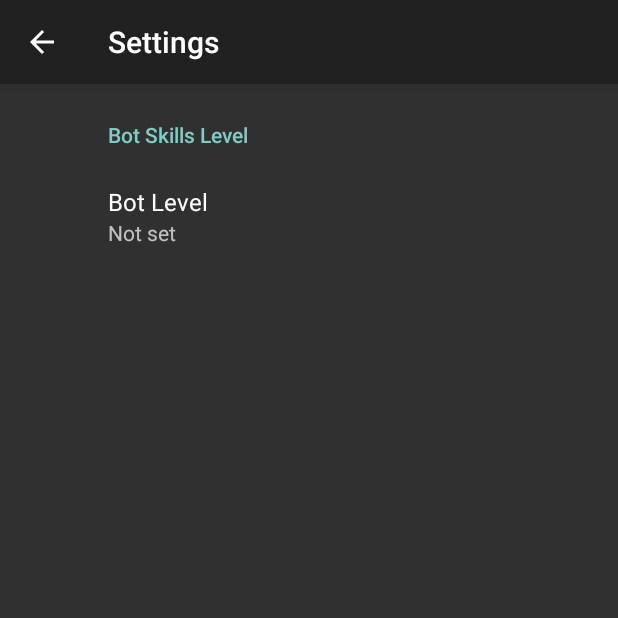
After one commit to VelbazhdSoftwareLLC/DiceOverflow, an Android app: the SettingsActivity screen opened directly, with no data from a screen before it, on a phone screen of 412 x 824 dp, the top half of it. The commit adds this screen. Run offline under Robolectric (Android 15) with nearby library versions, the phone set to English and light mode, and no system bars; our stand-ins replace androidx.preference.

Commit message:
Bot skills settings were added.

```diff
--- a/DiceOverflow/build.gradle
+++ b/DiceOverflow/build.gradle
@@ -34,4 +34,5 @@ dependencies {
     api 'org.encog:encog-core:3.3.0'
     api 'com.scalified:tree:0.2.5'
     api "gradle.plugin.com.vanniktech:gradle-android-javadoc-plugin:0.3.0"
+    implementation 'androidx.preference:preference:1.1.0-alpha05'
 }
--- /dev/null
+++ b/DiceOverflow/src/main/java/eu/veldsoft/dice/overflow/SettingsActivity.java
@@ -0,0 +1,31 @@
+package eu.veldsoft.dice.overflow;
+
+import android.os.Bundle;
+
+import androidx.appcompat.app.ActionBar;
+import androidx.appcompat.app.AppCompatActivity;
+import androidx.preference.PreferenceFragmentCompat;
+
+public class SettingsActivity extends AppCompatActivity {
+
+    @Override
+    protected void onCreate(Bundle savedInstanceState) {
+        super.onCreate(savedInstanceState);
+        setContentView(R.layout.activity_settings);
+        getSupportFragmentManager()
+                .beginTransaction()
+                .replace(R.id.settings, new SettingsFragment())
+                .commit();
+        ActionBar actionBar = getSupportActionBar();
+        if (actionBar != null) {
+            actionBar.setDisplayHomeAsUpEnabled(true);
+        }
+    }
+
+    public static class SettingsFragment extends PreferenceFragmentCompat {
+        @Override
+        public void onCreatePreferences(Bundle savedInstanceState, String rootKey) {
+            setPreferencesFromResource(R.xml.root_preferences, rootKey);
+        }
+    }
+}
--- /dev/null
+++ b/DiceOverflow/src/main/res/layout/activity_settings.xml
@@ -0,0 +1,9 @@
+<LinearLayout xmlns:android="http://schemas.android.com/apk/res/android"
+    android:layout_width="match_parent"
+    android:layout_height="match_parent">
+
+    <FrameLayout
+        android:id="@+id/settings"
+        android:layout_width="match_parent"
+        android:layout_height="match_parent" />
+</LinearLayout>
--- a/DiceOverflow/src/main/res/menu/game_option_menu.xml
+++ b/DiceOverflow/src/main/res/menu/game_option_menu.xml
@@ -4,6 +4,9 @@
     <item
         android:id="@+id/new_game"
         android:title="@string/new_game_menu"/>
+    <item
+        android:id="@+id/options"
+        android:title="@string/settings_menu"/>
     <item
         android:id="@+id/help"
         android:title="@string/help_menu"/>
--- /dev/null
+++ b/DiceOverflow/src/main/res/values/arrays.xml
@@ -0,0 +1,14 @@
+<resources>
+    <!-- Bot Skills Level Preference -->
+    <string-array name="level_entries">
+        <item>Easy</item>
+        <item>Normal</item>
+        <item>Hard</item>
+    </string-array>
+
+    <string-array name="level_values">
+        <item>easy</item>
+        <item>normal</item>
+        <item>hard</item>
+    </string-array>
+</resources>
--- a/DiceOverflow/src/main/res/values/strings.xml
+++ b/DiceOverflow/src/main/res/values/strings.xml
@@ -8,11 +8,17 @@
     <string name="title_activity_splash">Dice Overflow</string>
     <string name="title_activity_game">Dice Overflow</string>
     <string name="title_activity_about">About</string>
-    <string name="about_text">﻿Dice Overflow board game was created as master thesis in New Bulgarian University (Sofia, Bulgaria).\n\nCopyright (C) 2016 by Diana Dyulgerova\nAll rights reserved.</string>
+    <string name="about_text">Dice Overflow board game was created as master thesis in New Bulgarian University (Sofia, Bulgaria).\n\nCopyright (C) 2016 by Diana Dyulgerova\nAll rights reserved.</string>
     <string name="help_text">Dice Overflow is a modified version of the game Overflow (http://overflow.sourceforge.net/).\n\nIt is a two players board game for Android compatible mobile devices. It is released under the BSD License, which basically means that it is free, imposing minimal restrictions.\n\nThe name refers to the key principle in the game that each cell on the board can hold a maximum of six units (dice), and if you add another unit to a filled up cell, the units will be distributed to the four neighbor cells.\n\nThe goal of the game is to occupy all territory. In order to will all opponent\'s cells should disappear.</string>
     <string name="title_activity_help">Help</string>
     <string name="new_game_menu">New Game</string>
+    <string name="settings_menu">Settings</string>
     <string name="help_menu">Help</string>
     <string name="about_menu">About</string>
+    <string name="title_activity_settings">Settings</string>
+
+    <!-- Preferences -->
+    <string name="bot_skills_header">Bot Skills Level</string>
+    <string name="level_title">Bot Level</string>
 
 </resources>
--- /dev/null
+++ b/DiceOverflow/src/main/res/xml/root_preferences.xml
@@ -0,0 +1,31 @@
+<!--
+  ~ Copyright 2018 The app Open Source Project
+  ~
+  ~ Licensed under the Apache License, Version 2.0 (the "License");
+  ~ you may not use this file except in compliance with the License.
+  ~ You may obtain a copy of the License at
+  ~
+  ~      http://www.apache.org/licenses/LICENSE-2.0
+  ~
+  ~ Unless required by applicable law or agreed to in writing, software
+  ~ distributed under the License is distributed on an "AS IS" BASIS,
+  ~ WITHOUT WARRANTIES OR CONDITIONS OF ANY KIND, either express or implied.
+  ~ See the License for the specific language governing permissions and
+  ~ limitations under the License.
+  -->
+
+<PreferenceScreen xmlns:app="http://schemas.android.com/apk/res-auto">
+
+    <PreferenceCategory app:title="@string/bot_skills_header">
+
+        <ListPreference
+            app:defaultValue="еasy"
+            app:entries="@array/level_entries"
+            app:entryValues="@array/level_values"
+            app:key="level"
+            app:title="@string/level_title"
+            app:useSimpleSummaryProvider="true" />
+
+    </PreferenceCategory>
+
+</PreferenceScreen>
--- /dev/null
+++ b/gradle.properties
@@ -0,0 +1,2 @@
+android.enableJetifier=true
+android.useAndroidX=true
```
Also changed, not shown: DiceOverflow/src/main/AndroidManifest.xml (+25 -19 lines), DiceOverflow/src/main/java/eu/veldsoft/dice/overflow/GameActivity.java (+38 -2 lines), 1 other file.
